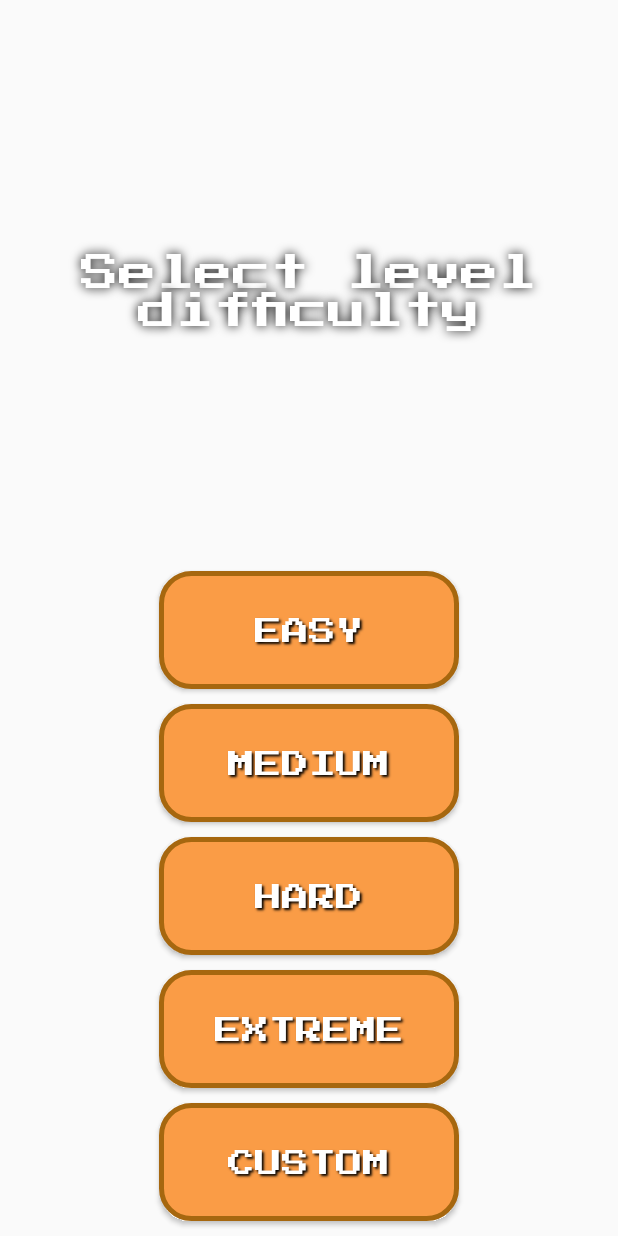
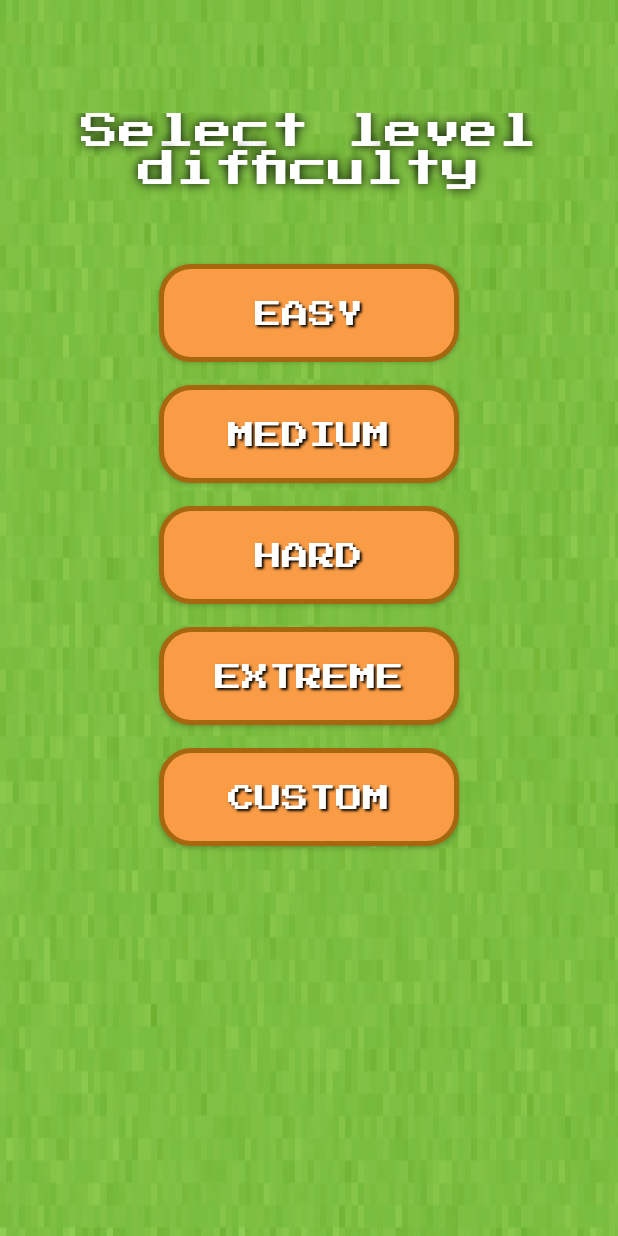
Before and after one commit to vil-kautto/minesweeper-mobile, an Android app: the screen it shows after launch (LevelSelectionActivity), after a tap on "PLAY", on a phone screen of 412 x 824 dp. Run offline under Robolectric (Android 15) with nearby library versions, the phone set to English and light mode, and no system bars; 2 statements that could not run were skipped.

Commit message:
Add new graphics and customize styling
Graphical overhaul for the whole application

```diff
--- a/app/src/main/java/fi/tuni/minesweeper/Cell.java
+++ b/app/src/main/java/fi/tuni/minesweeper/Cell.java
@@ -11,7 +11,7 @@ import androidx.appcompat.widget.AppCompatImageButton;
 /**
  * Cell object base used in minesweeper's game -activity
  * @author      Ville Kautto <ville.kautto@hotmail.fi>
- * @version     2020.04.07
+ * @version     2020.04.22
  * @since       2020.03.24
  */
 public class Cell extends AppCompatButton{
--- a/app/src/main/java/fi/tuni/minesweeper/LevelSelectionActivity.java
+++ b/app/src/main/java/fi/tuni/minesweeper/LevelSelectionActivity.java
@@ -14,7 +14,7 @@ import android.view.View;
 /**
  * LevelSelection -activity contains difficulty selection and launches the game activity
  * @author      Ville Kautto <ville.kautto@hotmail.fi>
- * @version     2020.04.21
+ * @version     2020.04.22
  * @since       2020.04.07
  */
 public class LevelSelectionActivity extends AppCompatActivity {
--- a/app/src/main/java/fi/tuni/minesweeper/MainActivity.java
+++ b/app/src/main/java/fi/tuni/minesweeper/MainActivity.java
@@ -5,14 +5,12 @@ import android.content.ComponentName;
 import android.content.Context;
 import android.content.Intent;
 import android.content.ServiceConnection;
-import android.media.MediaPlayer;
 import android.os.Bundle;
 import android.os.IBinder;
 import android.view.View;
 import android.view.animation.Animation;
 import android.view.animation.AnimationUtils;
 import android.widget.Button;
-import android.widget.TextView;
 import android.widget.Toast;
 
 import androidx.appcompat.app.AppCompatActivity;
@@ -20,7 +18,7 @@ import androidx.appcompat.app.AppCompatActivity;
 /**
  * MainActivity launches other application activities
  * @author      Ville Kautto <ville.kautto@hotmail.fi>
- * @version     2020.04.21
+ * @version     2020.04.22
  * @since       2020.03.24
  */
 public class MainActivity extends AppCompatActivity {
--- a/app/src/main/java/fi/tuni/minesweeper/Timer.java
+++ b/app/src/main/java/fi/tuni/minesweeper/Timer.java
@@ -12,7 +12,7 @@ import androidx.localbroadcastmanager.content.LocalBroadcastManager;
 /**
  * Timer service counts time from the player's first move
  * @author      Ville Kautto <ville.kautto@hotmail.fi>
- * @version     2020.04.07
+ * @version     2020.04.22
  * @since       2020.04.07
  */
 public class Timer extends IntentService {
--- a/app/src/main/res/layout/activity_level_selection.xml
+++ b/app/src/main/res/layout/activity_level_selection.xml
@@ -5,7 +5,9 @@
     android:layout_width="match_parent"
     android:layout_height="match_parent"
     tools:context=".LevelSelectionActivity"
-    android:orientation="vertical">
+    android:orientation="vertical"
+    android:background="@drawable/back"
+    >
 
     <TextView
         android:id="@+id/title"
@@ -13,18 +15,17 @@
         android:layout_height="wrap_content"
         android:text="Select level difficulty"
         android:gravity="center"
-        android:layout_marginTop="20dp"
+        android:layout_marginTop="75dp"
+        android:layout_marginBottom="40dp"
         android:textSize="25sp"
-        android:layout_weight="0.9"
         style="@style/Common"
         />
 
     <Button
         android:id="@+id/easyButton"
         android:layout_width="200dp"
-        android:layout_height="75dp"
-        android:layout_weight="0.01"
-        android:layout_marginBottom="10dp"
+        android:layout_height="65dp"
+        android:layout_marginBottom="15dp"
         android:text="Easy"
         android:onClick="clicked"
         style="@style/CommonButton"
@@ -33,9 +34,8 @@
     <Button
         android:id="@+id/mediumButton"
         android:layout_width="200dp"
-        android:layout_height="75dp"
-        android:layout_weight="0.01"
-        android:layout_marginBottom="10dp"
+        android:layout_height="65dp"
+        android:layout_marginBottom="15dp"
         android:text="Medium"
         android:onClick="clicked"
         style="@style/CommonButton"
@@ -43,9 +43,8 @@
     <Button
         android:id="@+id/hardButton"
         android:layout_width="200dp"
-        android:layout_height="75dp"
-        android:layout_weight="0.01"
-        android:layout_marginBottom="10dp"
+        android:layout_height="65dp"
+        android:layout_marginBottom="15dp"
         android:text="Hard"
         android:onClick="clicked"
         style="@style/CommonButton"
@@ -54,9 +53,8 @@
     <Button
         android:id="@+id/extremeButton"
         android:layout_width="200dp"
-        android:layout_height="75dp"
-        android:layout_weight="0.01"
-        android:layout_marginBottom="10dp"
+        android:layout_height="65dp"
+        android:layout_marginBottom="15dp"
         android:text="Extreme"
         android:onClick="clicked"
         style="@style/CommonButton"
@@ -65,9 +63,8 @@
     <Button
         android:id="@+id/customButton"
         android:layout_width="200dp"
-        android:layout_height="75dp"
-        android:layout_weight="0.01"
-        android:layout_marginBottom="10dp"
+        android:layout_height="65dp"
+        android:layout_marginBottom="15dp"
         android:text="Custom"
         android:onClick="clicked"
         style="@style/CommonButton"
--- a/app/src/main/res/layout/activity_main.xml
+++ b/app/src/main/res/layout/activity_main.xml
@@ -5,7 +5,8 @@
     android:layout_width="match_parent"
     android:layout_height="match_parent"
     tools:context=".MainActivity"
-    android:orientation="vertical">
+    android:orientation="vertical"
+    android:background="@drawable/back">
 
     <ImageView
         android:id="@+id/title"
--- a/app/src/main/res/values/colors.xml
+++ b/app/src/main/res/values/colors.xml
@@ -1,6 +1,6 @@
 <?xml version="1.0" encoding="utf-8"?>
 <resources>
-    <color name="colorPrimary">#46D5FA</color>
-    <color name="colorPrimaryDark">#0E8DAD</color>
+    <color name="colorPrimary">#FA9C46</color>
+    <color name="colorPrimaryDark">#FA9C46</color>
     <color name="colorAccent">#FA9C46</color>
 </resources>
--- a/app/src/main/res/values/styles.xml
+++ b/app/src/main/res/values/styles.xml
@@ -17,6 +17,20 @@
 
     <!-- Common text customization -->
     <style name="Common">
+        <item name="android:textColor">#FFFFFF</item>
+        <item name="android:fontFamily">@font/pixel_font</item>
+        <item name="fontFamily">@font/pixel_font</item>
+        <item name="android:textStyle">normal</item>
+        <item name="android:gravity">center</item>
+
+        <!-- Text Shadow Customization -->
+        <item name="android:shadowColor">#000000</item>
+        <item name="android:shadowRadius">8</item>
+    </style>
+
+    <!-- Common text customization -->
+    <style name="CommonSettings">
+        <item name="android:textSize">16sp</item>
         <item name="android:textColor">#FFFFFF</item>
         <item name="android:fontFamily">@font/pixel_font</item>
         <item name="fontFamily">@font/pixel_font</item>
```
Also changed, not shown: app/src/main/java/fi/tuni/minesweeper/HighScoreActivity.java (+5 -6 lines), app/src/main/java/fi/tuni/minesweeper/SettingsActivity.java (+28 -23 lines), app/src/main/res/layout/activity_game.xml (+10 -11 lines), app/src/main/res/layout/activity_high_score.xml (+4 -9 lines), app/src/main/res/layout/activity_settings.xml (+64 -4 lines), app/src/main/res/drawable/back.png (added), app/src/main/res/drawable/board.png (added), app/src/main/res/drawable/game_state_normal.png.
